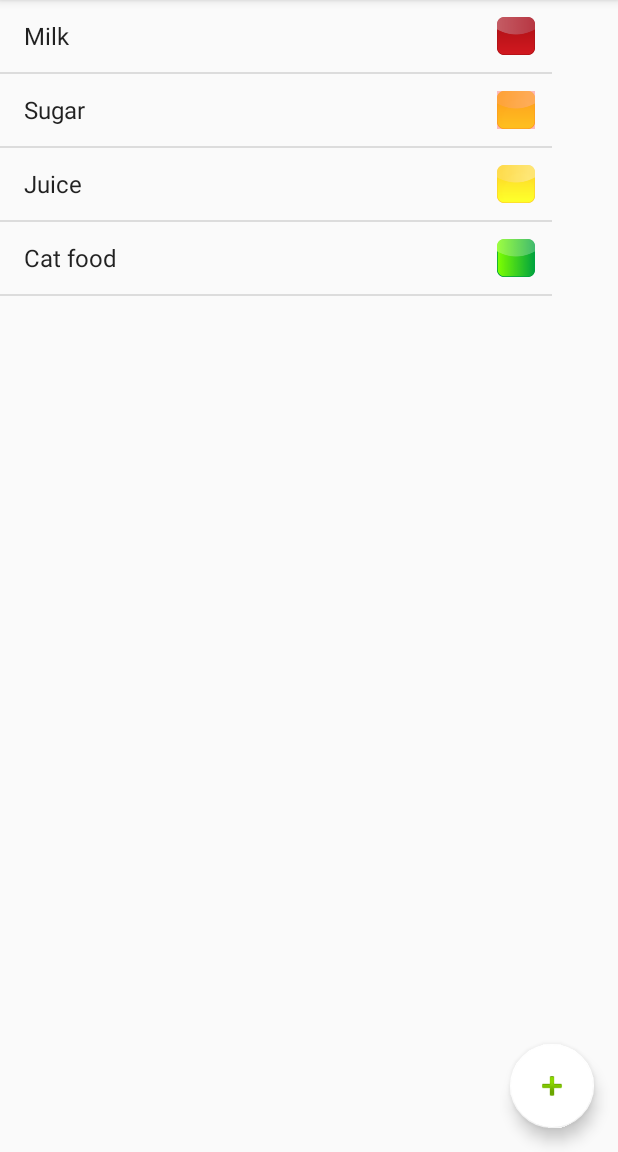
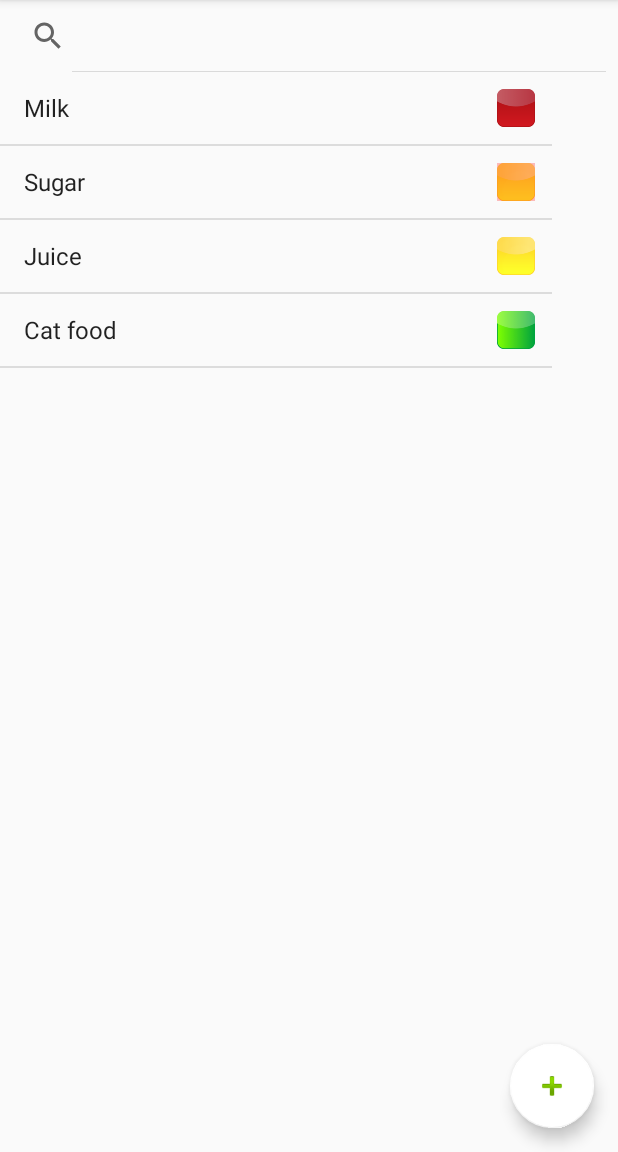
Before and after one commit to Zeherah/HCI2, an Android app: the screen it shows after launch (MainActivity), on a phone screen of 412 x 824 dp, the part 84-1236 px from its top. Run offline under Robolectric (Android 15) with nearby library versions, the phone set to English and light mode, and no system bars; 2 statements that could not run were skipped.

Commit message:
added search view

```diff
--- a/app/src/main/java/com/comp4020/listproject/MainActivity.java
+++ b/app/src/main/java/com/comp4020/listproject/MainActivity.java
@@ -9,6 +9,9 @@ import android.content.Intent;
 import android.os.Build;
 import android.os.Bundle;
 import android.support.annotation.RequiresApi;
+//import android.support.v7.widget.SearchView;
+import android.text.Editable;
+import android.text.TextWatcher;
 import android.text.format.DateFormat;
 import android.view.KeyEvent;
 import android.view.LayoutInflater;
@@ -42,16 +45,21 @@ import java.io.InputStream;
 import java.util.ArrayList;
 import java.util.Calendar;
 import java.util.List;
+import java.util.Locale;
+import android.support.v7.app.AppCompatActivity;
+import android.widget.ListView;
+import android.widget.SearchView;
 import org.xmlpull.v1.XmlSerializer;
 
 import static android.icu.lang.UCharacter.GraphemeClusterBreak.V;
 
 public class MainActivity extends AppCompatActivity
-        implements NavigationView.OnNavigationItemSelectedListener {
+        implements NavigationView.OnNavigationItemSelectedListener, SearchView.OnQueryTextListener {
 
     ArrayList<String> names = new ArrayList<String>();
     ArrayList<String> selectedItems;
-
+    SearchView editsearch;
+    //android.support.v7.widget.SearchView  editsearch;// = (android.support.v7.widget.SearchView) findViewById(R.id.searchView);
     xmlData xml;
     // создаем адаптер
     MyCustomAdapter adapter;
@@ -167,11 +175,22 @@ public class MainActivity extends AppCompatActivity
                 adapter.notifyDataSetChanged();
             }
         }
-
-
-
+        editsearch = (SearchmmView) findViewById(R.id.search);
+        editsearch.setOnQueryTextListener(this);
     }
 
+    @Override
+    public boolean onQueryTextSubmit(String query) {
+
+        return false;
+    }
+
+    @Override
+    public boolean onQueryTextChange(String newText) {
+        String text = newText;
+        adapter.filter(text);
+        return false;
+    }
     public void update_Adapter()
     {
         ListView lvMain = (ListView) findViewById(R.id.lvMain);
@@ -420,14 +439,31 @@ public class MainActivity extends AppCompatActivity
 
     public class MyCustomAdapter extends ArrayAdapter implements ListAdapter {
         private ArrayList<String> list = new ArrayList<String>();
+        private ArrayList<String> arrayList;
         private Context context;
 
         public MyCustomAdapter(Context context, int list_item, ArrayList<String> list) {
             super(context, list_item, list);
             this.list = list;
             this.context = context;
+            this.arrayList = new ArrayList<String>();
+            this.arrayList.addAll(list);
         }
-
+        // Filter Class
+        public void filter(String charText) {
+            charText = charText.toLowerCase(Locale.getDefault());
+            list.clear();
+            if (charText.length() == 0) {
+                list.addAll(arrayList);
+            } else {
+                for (String wp : arrayList) {
+                    if (wp.toLowerCase(Locale.getDefault()).contains(charText)) {
+                        list.add(wp);
+                    }
+                }
+            }
+            notifyDataSetChanged();
+        }
         @Override
         public View getView(final int position, View convertView, ViewGroup parent) {
             View view = convertView;
--- a/app/src/main/res/layout/content_main.xml
+++ b/app/src/main/res/layout/content_main.xml
@@ -7,6 +7,20 @@
     app:layout_behavior="@string/appbar_scrolling_view_behavior"
     tools:context="com.comp4020.listproject.MainActivity"
     tools:showIn="@layout/app_bar_main">
+	<LinearLayout xmlns:android="http://schemas.android.com/apk/res/android"
+		android:layout_width="fill_parent"
+		android:layout_height="fill_parent"
+		android:orientation="vertical" >
+
+		<SearchView
+			android:id="@+id/search"
+			android:layout_width="fill_parent"
+			android:layout_height="wrap_content"
+			android:iconifiedByDefault="false">
+
+			<requestFocus />
+		</SearchView>
+
 
 		<ListView
 			android:id="@+id/lvMain"
@@ -20,4 +34,7 @@
 			tools:ignore="MissingConstraints"
 			tools:layout_editor_absoluteX="8dp"
 			tools:layout_editor_absoluteY="8dp" />
+
+
+	</LinearLayout>
 </android.support.constraint.ConstraintLayout>
```
Also changed, not shown: app/src/main/AndroidManifest.xml (+7 -2 lines). Lines whose indentation alone changed are shown as unchanged.
